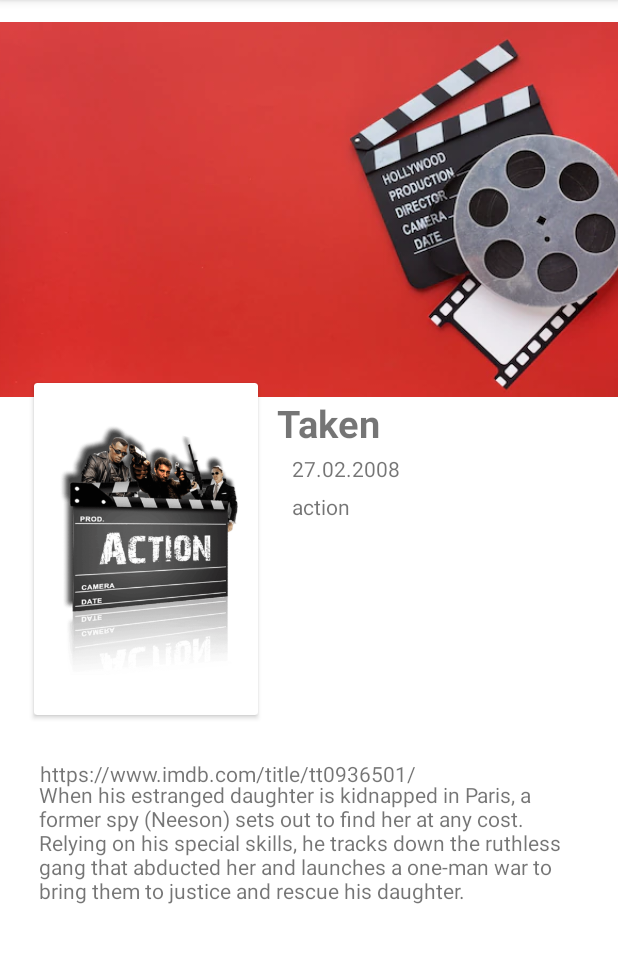
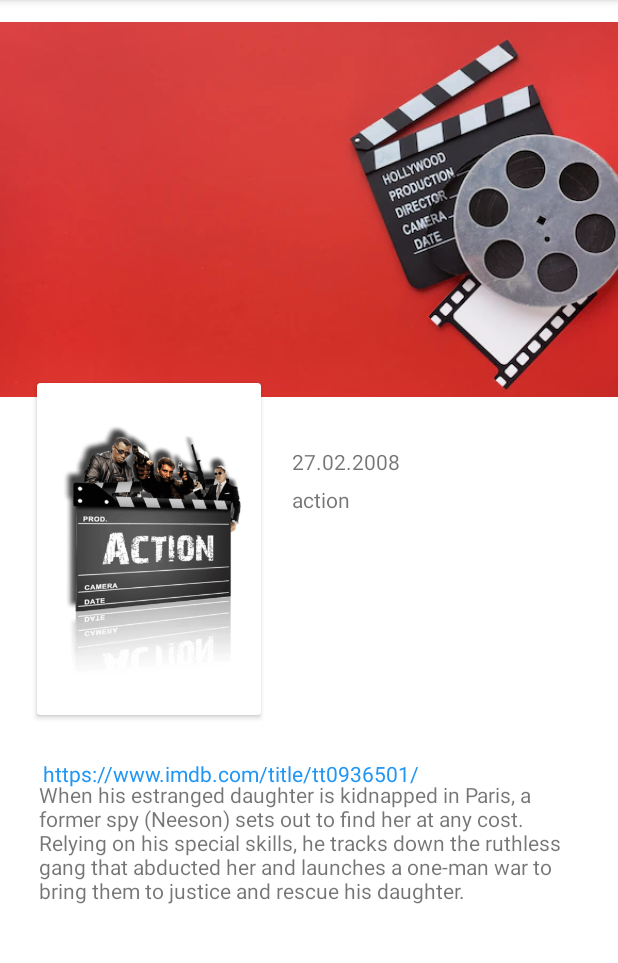
Before and after one commit to acato2/RMA-Cinaeste, an Android app: the screen it shows after launch (MovieDetailActivity), after a tap on "Taken", on a phone screen of 412 x 824 dp, the part 84-1047 px from its top. Run offline under Robolectric (Android 15) with nearby library versions, the light colour scheme and no system bars.

Commit message:
Zadatak 3

```diff
--- a/app/src/main/java/com/example/cinaeste/MovieDetailActivity.kt
+++ b/app/src/main/java/com/example/cinaeste/MovieDetailActivity.kt
@@ -1,6 +1,9 @@
 package com.example.cinaeste
 
+import android.content.ActivityNotFoundException
 import android.content.Context
+import android.content.Intent
+import android.net.Uri
 import androidx.appcompat.app.AppCompatActivity
 import android.os.Bundle
 import android.widget.ImageView
@@ -36,6 +39,9 @@ class MovieDetailActivity : AppCompatActivity() {
         else{
             finish()
         }
+        website.setOnClickListener{
+            showWebsite()
+        }
 
     }
     fun populateDetails(){
@@ -49,4 +55,13 @@ class MovieDetailActivity : AppCompatActivity() {
         if(id==0)id=context.resources.getIdentifier("movie_icon","drawable",context.packageName)
         poster.setImageResource(id)
     }
+    fun showWebsite(){
+        val webIntent: Intent = Uri.parse(movie.homepage).let{webpage ->
+          Intent(Intent.ACTION_VIEW,webpage)}
+        try{
+            startActivity(webIntent)
+        }catch(e:ActivityNotFoundException){
+            //nesto
+        }
+    }
 }
--- a/app/src/main/res/layout/activity_movie_detail.xml
+++ b/app/src/main/res/layout/activity_movie_detail.xml
@@ -21,11 +21,12 @@
 
     <TextView
         android:id="@+id/movie_title"
-        android:layout_width="219dp"
-        android:layout_height="30dp"
+        android:layout_width="215dp"
+        android:layout_height="25dp"
         android:layout_marginStart="1dp"
         android:layout_marginEnd="11dp"
-        android:textSize="25sp"
+        android:textColor="#FFFFFF"
+        android:textSize="23sp"
         android:textStyle="bold"
         app:layout_constraintBottom_toTopOf="@+id/movie_release_date"
         app:layout_constraintEnd_toEndOf="parent"
@@ -82,6 +83,7 @@
         android:layout_height="30dp"
         android:layout_marginStart="4dp"
         android:layout_marginBottom="227dp"
+        android:textColor="#2196F3"
         app:layout_constraintBottom_toBottomOf="parent"
         app:layout_constraintStart_toStartOf="@+id/movie_poster_card"
         app:layout_constraintTop_toBottomOf="@+id/movie_backdrop"
```
